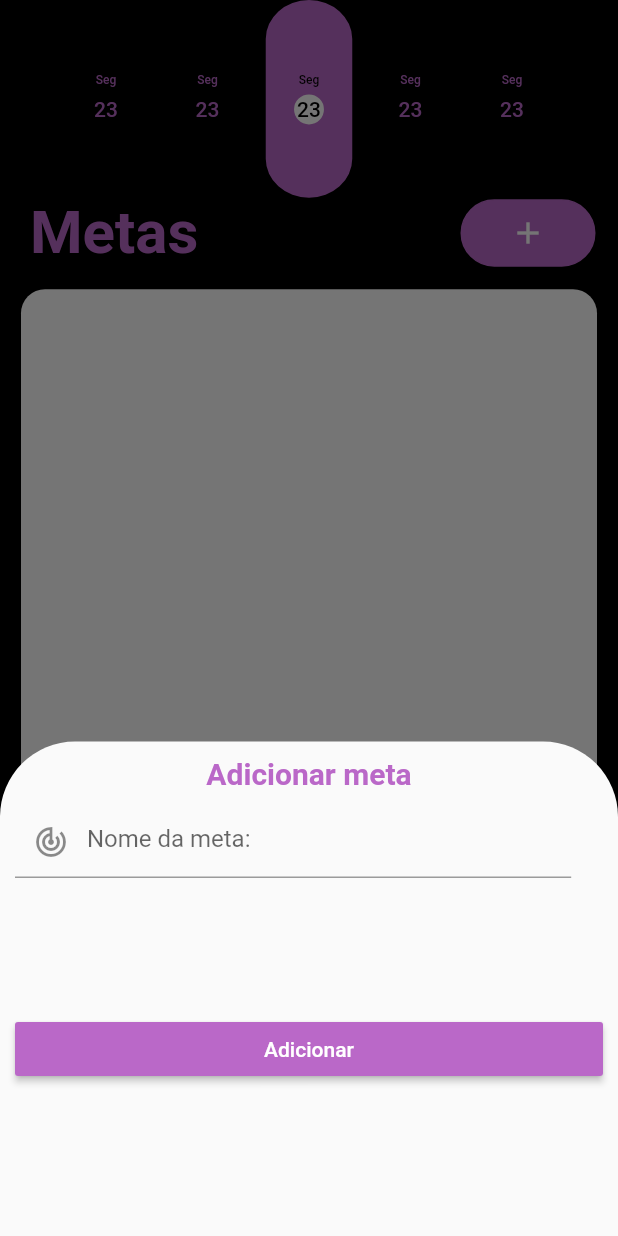
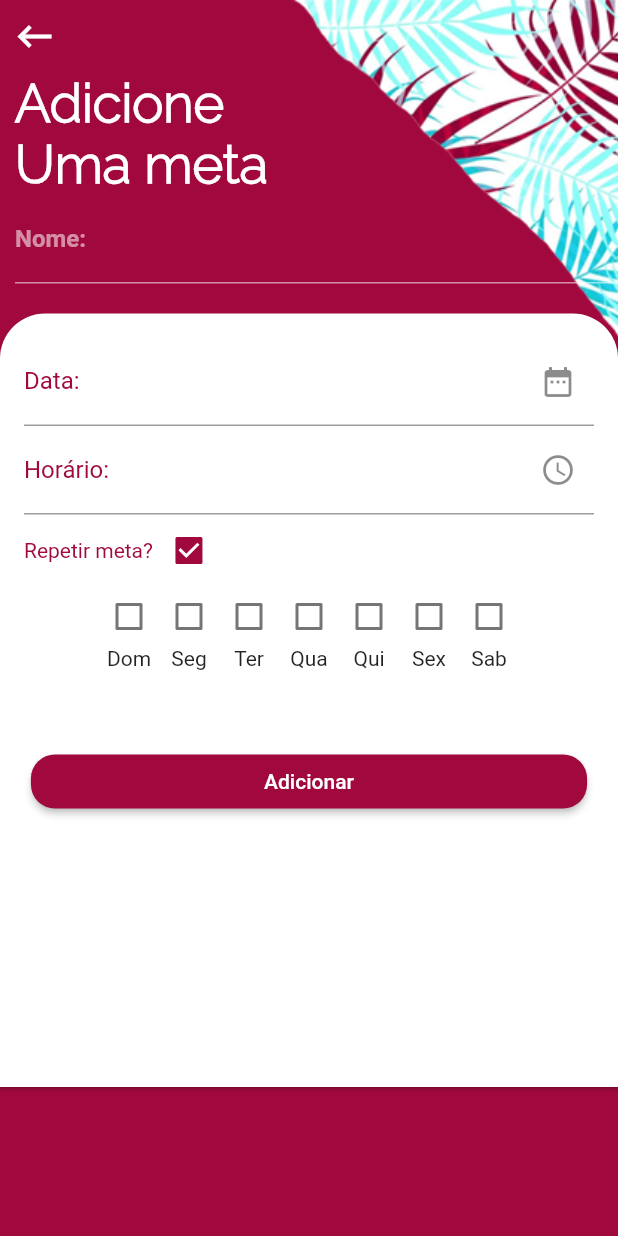
Before and after one commit to SamillyNunes/dream_tasks, a Flutter app: the GoalsScreen screen opened directly, after a tap on the "add" icon, on a phone screen of 412 x 824 dp. Run offline on Flutter 3.47's test engine with Material 2 defaults, Android fonts, the phone set to English and light mode, and no system bars; our stand-ins replace flutter_mobx, flutter_slidable, mobx, table_calendar; generated files the repository leaves out were written again.

Commit message:
New add goal screen added

```diff
--- /dev/null
+++ b/lib/models/goal.dart
@@ -0,0 +1,11 @@
+import 'package:flutter/material.dart';
+
+class Goal{
+  String _title;
+  bool _done;
+  String description;
+  bool repetitionOn;
+  DateTime dateTime;
+
+  Goal(this._title,this._done, {this.description="",this.repetitionOn=false,this.dateTime});
+}
--- /dev/null
+++ b/lib/screens/add_goal_screen.dart
@@ -0,0 +1,181 @@
+import 'package:dream_tasks/stores/list_task_store.dart';
+import 'package:dream_tasks/widgets/day_repeat_widget.dart';
+import 'package:flutter/material.dart';
+
+class AddGoalScreen extends StatelessWidget {
+
+  final ListTaskStore _listTaskStore;
+
+  AddGoalScreen(this._listTaskStore);
+
+  final TextStyle _titleStyle = TextStyle(
+    fontSize: 35,
+    color: Colors.white,
+    fontWeight: FontWeight.bold,
+    fontFamily: 'Raleway'
+  );
+
+  final Color _mainColor = Color.fromRGBO(161, 9, 62, 1);
+
+  @override
+  Widget build(BuildContext context) {
+    return SafeArea(
+      child: Container(
+        decoration: BoxDecoration(
+          image: DecorationImage(
+            image: AssetImage("images/fundo.png"),
+            fit: BoxFit.cover
+          )
+        ),
+        child: Scaffold(
+          backgroundColor: Colors.transparent,
+          body: ListView(
+            children: <Widget>[
+
+              IconButton(
+                padding: EdgeInsets.all(8),
+                iconSize: 30,
+                alignment: Alignment.centerLeft,
+                icon: Icon(
+                  Icons.keyboard_backspace,
+                  color: Colors.white,
+                ),
+                onPressed: (){
+                  Navigator.of(context).pop();
+                }
+              ),
+              Padding(
+                padding: EdgeInsets.only(left:10),
+                child: Column(
+                  crossAxisAlignment: CrossAxisAlignment.start,
+                  children: <Widget>[
+                    Text(
+                      'Adicione',
+                      style: _titleStyle,
+                    ),
+                    Text(
+                      'Uma meta',
+                      style: _titleStyle,
+                    ),
+                  ],
+                ),
+              ),
+              Padding(
+                padding: EdgeInsets.only(left:10),
+                child: Container(
+                  width: MediaQuery.of(context).size.width*0.5,
+                  child: TextFormField(
+                    onChanged:  _listTaskStore.setNewTask,
+                    style: TextStyle(
+                      color: Colors.white,
+                      fontWeight: FontWeight.bold,
+
+                    ),
+                    decoration: InputDecoration(
+                      labelText: 'Nome:',
+                      labelStyle: TextStyle(color: Colors.white54),
+
+                      enabledBorder: UnderlineInputBorder(borderSide: BorderSide(color: Colors.white54)),
+                    ),
+                    cursorColor: Colors.lightBlue,
+                  )
+                )
+              ),
+              Container(
+                padding: EdgeInsets.only(top: 20),
+                height: MediaQuery.of(context).size.height*0.65,
+                child: Card(
+                  margin: EdgeInsets.all(0),
+                  shape: RoundedRectangleBorder(
+                    borderRadius: BorderRadius.only(topLeft: Radius.circular(30), topRight: Radius.circular(30))
+                  ),
+                  child: Padding(
+                    padding: EdgeInsets.all(16),
+                    child: Column(
+                      children: <Widget>[
+                        TextFormField(
+                          decoration: InputDecoration(
+                            suffixIcon: Icon(Icons.date_range),
+                            labelText: 'Data:',
+                            // labelStyle: TextStyle(color: Colors.grey[200]),
+                            focusedBorder: UnderlineInputBorder(borderSide: BorderSide(color: _mainColor)),
+                            focusColor: _mainColor,
+                            labelStyle: TextStyle(
+                              color: _mainColor
+                            )
+                          ),
+                        ),
+                        TextFormField(
+                          decoration: InputDecoration(
+                            suffixIcon: Icon(Icons.access_time),
+                            labelText: 'Horário:',
+                            focusedBorder: UnderlineInputBorder(borderSide: BorderSide(color: _mainColor)),
+                            focusColor: _mainColor,
+                            labelStyle: TextStyle(
+                              color: _mainColor
+                            )
+                          ),
+                        ),
+                        Row(
+                          children: <Widget>[
+                            Text(
+                              "Repetir meta?",
+                              style: TextStyle(
+                                color: _mainColor
+                              ),
+                            ),
+                            Checkbox(
+                              value: true,
+                              tristate: true,
+                              onChanged: (value){},
+                              activeColor: _mainColor,
+                            ),
+                          ],
+                        ),
+                        Row(
+                          mainAxisAlignment: MainAxisAlignment.center,
+                          crossAxisAlignment: CrossAxisAlignment.center,
+                          children: <Widget>[
+                            DayRepeatWidget('Dom'),
+                            DayRepeatWidget('Seg'),
+                            DayRepeatWidget('Ter'),
+                            DayRepeatWidget('Qua'),
+                            DayRepeatWidget('Qui'),
+                            DayRepeatWidget('Sex'),
+                            DayRepeatWidget('Sab'),
+
+                          ],
+                        ),
+                        Container(
+                          width: MediaQuery.of(context).size.width*0.9,
+                          margin: EdgeInsets.only(top:50),
+                          child: RaisedButton(
+                            onPressed: (){
+                              _listTaskStore.addTask();
+                              Navigator.of(context).pop();
+                            },
+                            child: Text(
+                              "Adicionar",
+                              style: TextStyle(
+                                color: Colors.white
+                              ),
+                            ),
+                            color: _mainColor,
+                            shape: RoundedRectangleBorder(
+                              borderRadius: BorderRadius.all(Radius.circular(16))
+                            ),
+                          ),
+                        )
+                      ],
+                    ),
+                  )
+                ),
+              )
+
+            ],
+          ),
+        )
+      )
+    );
+  }
+}
--- a/lib/screens/goals_screen.dart
+++ b/lib/screens/goals_screen.dart
@@ -1,3 +1,4 @@
+import 'package:dream_tasks/screens/add_goal_screen.dart';
 import 'package:dream_tasks/stores/list_task_store.dart';
 import 'package:dream_tasks/stores/task_store.dart';
 import 'package:dream_tasks/widgets/custom_list_tile.dart';
@@ -68,7 +69,10 @@ class GoalsScreen extends StatelessWidget {
                     child: FlatButton(
                       child: Icon(Icons.add, color: Colors.white,),
                       onPressed: (){
-                        _addGoal(context);
+                        // _addGoal(context);
+                        Navigator.of(context).push(
+                        MaterialPageRoute(builder: (_)=>AddGoalScreen(_listTaskStore))
+                      );
                       }
                     ),
                   )
@@ -167,7 +171,9 @@ class GoalsScreen extends StatelessWidget {
                 child: Container(
                   width: MediaQuery.of(context).size.width,
                   child: RaisedButton(
-                    onPressed: _listTaskStore.addTask,
+                    // onPressed: _listTaskStore.addTask,
+                    onPressed: (){
+                    },
                     color: _backgroundColor,
                     child: Text(
                       "Adicionar",
--- a/lib/screens/home_screen.dart
+++ b/lib/screens/home_screen.dart
@@ -64,6 +64,7 @@ class _HomeScreenState extends State<HomeScreen> {
                       HomeButton("Calendário", Icons.calendar_today, Colors.pinkAccent, 10, 0, 10, CalendarScreen()),
                       HomeButton("Metas diárias", Icons.check_circle, Colors.purpleAccent, 0, 10, 10, GoalsScreen()),
                       HomeButton("Anotações", Icons.speaker_notes, Colors.blueAccent, 10, 0, 0, GoalsScreen()),
+                      HomeButton("Lembretes", Icons.add_alert, Colors.yellowAccent, 0, 10, 0, GoalsScreen()),
                       FlatButton(
                         onPressed: (){
                           Navigator.of(context).push(
--- /dev/null
+++ b/lib/widgets/day_repeat_widget.dart
@@ -0,0 +1,27 @@
+import 'package:flutter/material.dart';
+
+class DayRepeatWidget extends StatelessWidget {
+
+  final String day;
+  DayRepeatWidget(this.day);
+
+  @override
+  Widget build(BuildContext context) {
+    return Column(
+      // crossAxisAlignment: CrossAxisAlignment.center,
+      // mainAxisAlignment: MainAxisAlignment.center,
+      children: <Widget>[
+        Checkbox(
+          value: false,
+          tristate: true,
+          onChanged: (value){},
+          materialTapTargetSize: MaterialTapTargetSize.shrinkWrap,
+        ),
+        Text(
+          day
+        )
+      ],
+
+    );
+  }
+}
--- a/pubspec.yaml
+++ b/pubspec.yaml
@@ -49,6 +49,8 @@ flutter:
   # assets:
   #  - images/a_dot_burr.jpeg
   #  - images/a_dot_ham.jpeg
+  assets:
+    - images/
 
   # An image asset can refer to one or more resolution-specific "variants", see
   # https://flutter.dev/assets-and-images/#resolution-aware.
```
Also changed, not shown: images/back-add.jpg (added), images/fundo.png (added), images/newFund.png (added).
